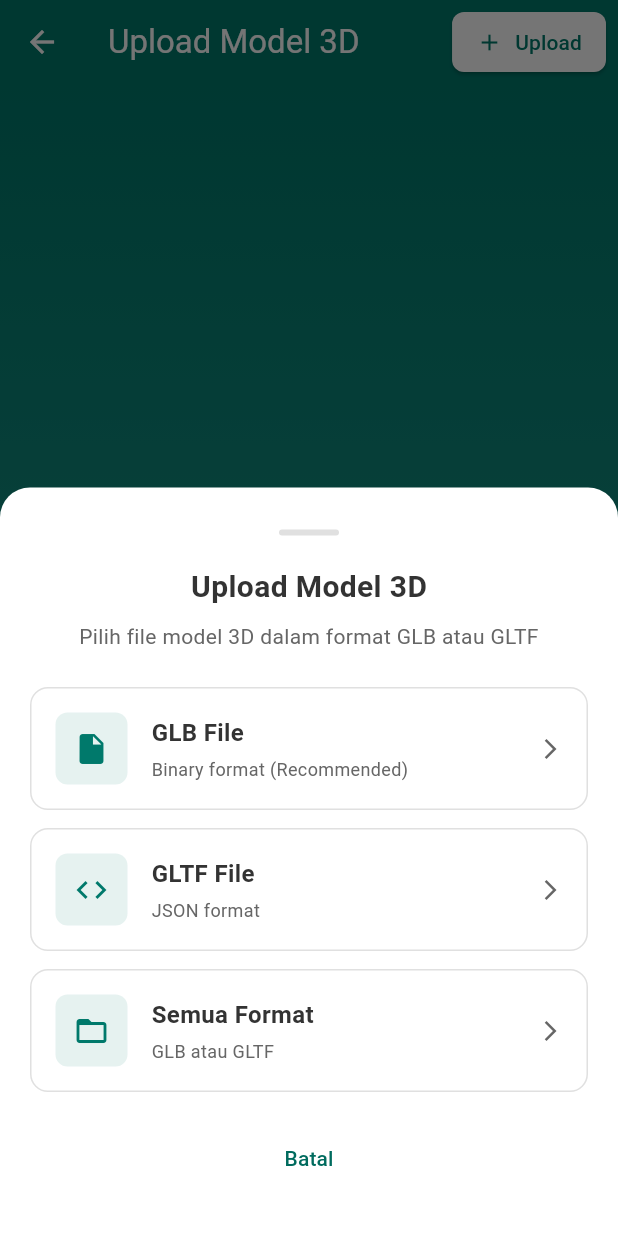
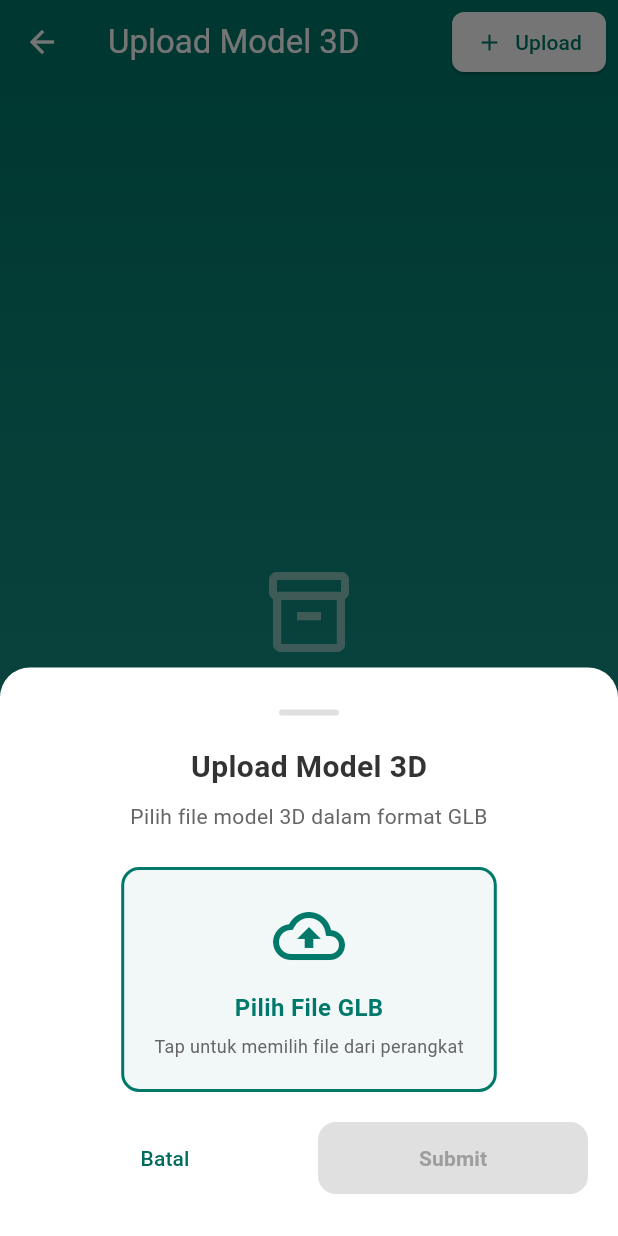
Before and after one commit to alvinda0/AR-Fashion, a Flutter app: the UploadModelScreen screen opened directly, after a tap on "Upload", on a phone screen of 412 x 824 dp. Run offline on Flutter 3.47's test engine with Material 3 defaults, Android fonts, the phone set to English and light mode, and no system bars; our stand-ins replace camera, file_picker, permission_handler, shared_preferences, supabase_flutter; missing offline and left inert: google_ml_kit, model_viewer_plus; accounts and stored records are empty.

Commit message:
feat upload file glb

```diff
--- a/lib/screens/upload_model_screen.dart
+++ b/lib/screens/upload_model_screen.dart
@@ -125,6 +125,11 @@
   }
 
   void _showUploadOptions() {
+    // Tampilkan popup untuk pilih file GLB
+    _showUploadDialog();
+  }
+
+  Future<void> _showUploadDialog() async {
     final screenSize = MediaQuery.of(context).size;
     final isTablet = screenSize.width > 600;
 
@@ -132,196 +137,18 @@
       context: context,
       backgroundColor: Colors.transparent,
       isScrollControlled: true,
-      builder: (context) => Container(
-        decoration: const BoxDecoration(
-          color: Colors.white,
-          borderRadius: BorderRadius.only(
-            topLeft: Radius.circular(20),
-            topRight: Radius.circular(20),
-          ),
-        ),
-        child: SafeArea(
-          child: Padding(
-            padding: EdgeInsets.symmetric(
-              horizontal: isTablet ? 32 : 20,
-              vertical: isTablet ? 24 : 16,
-            ),
-            child: Column(
-              mainAxisSize: MainAxisSize.min,
-              children: [
-                SizedBox(height: isTablet ? 16 : 12),
-                Container(
-                  width: isTablet ? 60 : 40,
-                  height: isTablet ? 6 : 4,
-                  decoration: BoxDecoration(
-                    color: Colors.grey[300],
-                    borderRadius: BorderRadius.circular(3),
-                  ),
-                ),
-                SizedBox(height: isTablet ? 28 : 20),
-                Text(
-                  'Upload Model 3D',
-                  style: TextStyle(
-                    fontSize: isTablet ? 24 : 20,
-                    fontWeight: FontWeight.bold,
-                    color: const Color(0xFF333333),
-                  ),
-                ),
-                SizedBox(height: isTablet ? 12 : 8),
-                Text(
-                  'Pilih file model 3D dalam format GLB atau GLTF',
-                  style: TextStyle(
-                    fontSize: isTablet ? 16 : 14,
-                    color: const Color(0xFF666666),
-                  ),
-                  textAlign: TextAlign.center,
-                ),
-                SizedBox(height: isTablet ? 32 : 24),
-                _buildUploadOption(
-                  icon: Icons.insert_drive_file,
-                  title: 'GLB File',
-                  subtitle: 'Binary format (Recommended)',
-                  onTap: () {
-                    Navigator.pop(context);
-                    _pickAndUploadModel(['glb']);
-                  },
-                  isTablet: isTablet,
-                ),
-                SizedBox(height: isTablet ? 16 : 12),
-                _buildUploadOption(
-                  icon: Icons.code,
-                  title: 'GLTF File',
-                  subtitle: 'JSON format',
-                  onTap: () {
-                    Navigator.pop(context);
-                    _pickAndUploadModel(['gltf']);
-                  },
-                  isTablet: isTablet,
-                ),
-                SizedBox(height: isTablet ? 16 : 12),
-                _buildUploadOption(
-                  icon: Icons.folder_open,
-                  title: 'Semua Format',
-                  subtitle: 'GLB atau GLTF',
-                  onTap: () {
-                    Navigator.pop(context);
-                    _pickAndUploadModel(['glb', 'gltf']);
-                  },
-                  isTablet: isTablet,
-                ),
-                SizedBox(height: isTablet ? 28 : 20),
-                SizedBox(
-                  width: double.infinity,
-                  child: TextButton(
-                    onPressed: () => Navigator.pop(context),
-                    style: TextButton.styleFrom(
-                      minimumSize: Size(double.infinity, isTablet ? 56 : 48),
-                      shape: RoundedRectangleBorder(
-                        borderRadius: BorderRadius.circular(12),
-                      ),
-                    ),
-                    child: Text(
-                      'Batal',
-                      style: TextStyle(
-                        fontSize: isTablet ? 16 : 14,
-                      ),
-                    ),
-                  ),
-                ),
-                SizedBox(height: isTablet ? 16 : 12),
-              ],
-            ),
-          ),
-        ),
+      builder: (context) => _UploadDialogContent(
+        isTablet: isTablet,
+        onFileSelected: (file, fileName) async {
+          Navigator.pop(context);
+          await _uploadSelectedFile(file, fileName);
+        },
       ),
     );
   }
 
-  Widget _buildUploadOption({
-    required IconData icon,
-    required String title,
-    required String subtitle,
-    required VoidCallback onTap,
-    required bool isTablet,
-  }) {
-    final iconSize = isTablet ? 56.0 : 48.0;
-    final titleSize = isTablet ? 18.0 : 16.0;
-    final subtitleSize = isTablet ? 14.0 : 12.0;
-    final arrowSize = isTablet ? 20.0 : 16.0;
-
-    return InkWell(
-      onTap: onTap,
-      borderRadius: BorderRadius.circular(12),
-      child: Container(
-        padding: EdgeInsets.all(isTablet ? 20 : 16),
-        decoration: BoxDecoration(
-          border: Border.all(color: Colors.grey[300]!),
-          borderRadius: BorderRadius.circular(12),
-        ),
-        child: Row(
-          children: [
-            Container(
-              width: iconSize,
-              height: iconSize,
-              decoration: BoxDecoration(
-                color: const Color(0xFF00796B).withValues(alpha: 0.1),
-                borderRadius: BorderRadius.circular(8),
-              ),
-              child: Icon(
-                icon,
-                color: const Color(0xFF00796B),
-                size: iconSize * 0.5,
-              ),
-            ),
-            SizedBox(width: isTablet ? 20 : 16),
-            Expanded(
-              child: Column(
-                crossAxisAlignment: CrossAxisAlignment.start,
-                children: [
-                  Text(
-                    title,
-                    style: TextStyle(
-                      fontSize: titleSize,
-                      fontWeight: FontWeight.bold,
-                      color: const Color(0xFF333333),
-                    ),
-                  ),
-                  SizedBox(height: isTablet ? 6 : 4),
-                  Text(
-                    subtitle,
-                    style: TextStyle(
-                      fontSize: subtitleSize,
-                      color: const Color(0xFF666666),
-                    ),
-                  ),
-                ],
-              ),
-            ),
-            Icon(
-              Icons.arrow_forward_ios,
-              size: arrowSize,
-              color: const Color(0xFF666666),
-            ),
-          ],
-        ),
-      ),
-    );
-  }
-
-  Future<void> _pickAndUploadModel(List<String> extensions) async {
+  Future<void> _uploadSelectedFile(File file, String fileName) async {
     try {
-      // Pick GLB/GLTF file
-      final result = await FilePicker.platform.pickFiles(
-        type: FileType.custom,
-        allowedExtensions: extensions,
-      );
-
-      if (result == null || result.files.isEmpty) {
-        return;
-      }
-
-      final file = File(result.files.single.path!);
-      final fileName = result.files.single.name;
       final fileSize = await file.length();
 
       // Show dialog to enter model details
@@ -437,7 +264,7 @@
         _showErrorDialog('Error uploading to Supabase: $e');
       }
     } catch (e) {
-      _showErrorDialog('Error picking file: $e');
+      _showErrorDialog('Error processing file: $e');
     }
   }
 
@@ -1035,3 +862,313 @@
     );
   }
 }
+
+// Widget untuk dialog upload dengan preview file
+class _UploadDialogContent extends StatefulWidget {
+  final bool isTablet;
+  final Function(File file, String fileName) onFileSelected;
+
+  const _UploadDialogContent({
+    required this.isTablet,
+    required this.onFileSelected,
+  });
+
+  @override
+  State<_UploadDialogContent> createState() => _UploadDialogContentState();
+}
+
+class _UploadDialogContentState extends State<_UploadDialogContent> {
+  File? _selectedFile;
+  String? _selectedFileName;
+  int? _fileSize;
+
+  Future<void> _pickFile() async {
+    try {
+      final result = await FilePicker.platform.pickFiles(
+        type: FileType.any,
+        allowMultiple: false,
+      );
+
+      if (result == null || result.files.isEmpty) {
+        return;
+      }
+
+      final file = File(result.files.single.path!);
+      final fileName = result.files.single.name;
+
+      // Validasi ekstensi file harus .glb
+      if (!fileName.toLowerCase().endsWith('.glb')) {
+        if (mounted) {
+          ScaffoldMessenger.of(context).showSnackBar(
+            const SnackBar(
+              content: Text('Hanya file GLB yang diperbolehkan'),
+              backgroundColor: Colors.red,
+            ),
+          );
+        }
+        return;
+      }
+
+      final fileSize = await file.length();
+
+      setState(() {
+        _selectedFile = file;
+        _selectedFileName = fileName;
+        _fileSize = fileSize;
+      });
+    } catch (e) {
+      if (mounted) {
+        ScaffoldMessenger.of(context).showSnackBar(
+          SnackBar(
+            content: Text('Error memilih file: $e'),
+            backgroundColor: Colors.red,
+          ),
+        );
+      }
+    }
+  }
+
+  String _formatFileSize(int bytes) {
+    if (bytes < 1024) return '$bytes B';
+    if (bytes < 1024 * 1024) return '${(bytes / 1024).toStringAsFixed(2)} KB';
+    return '${(bytes / (1024 * 1024)).toStringAsFixed(2)} MB';
+  }
+
+  @override
+  Widget build(BuildContext context) {
+    return Container(
+      decoration: const BoxDecoration(
+        color: Colors.white,
+        borderRadius: BorderRadius.only(
+          topLeft: Radius.circular(20),
+          topRight: Radius.circular(20),
+        ),
+      ),
+      child: SafeArea(
+        child: Padding(
+          padding: EdgeInsets.symmetric(
+            horizontal: widget.isTablet ? 32 : 20,
+            vertical: widget.isTablet ? 24 : 16,
+          ),
+          child: Column(
+            mainAxisSize: MainAxisSize.min,
+            children: [
+              SizedBox(height: widget.isTablet ? 16 : 12),
+              Container(
+                width: widget.isTablet ? 60 : 40,
+                height: widget.isTablet ? 6 : 4,
+                decoration: BoxDecoration(
+                  color: Colors.grey[300],
+                  borderRadius: BorderRadius.circular(3),
+                ),
+              ),
+              SizedBox(height: widget.isTablet ? 28 : 20),
+              Text(
+                'Upload Model 3D',
+                style: TextStyle(
+                  fontSize: widget.isTablet ? 24 : 20,
+                  fontWeight: FontWeight.bold,
+                  color: const Color(0xFF333333),
+                ),
+              ),
+              SizedBox(height: widget.isTablet ? 12 : 8),
+              Text(
+                'Pilih file model 3D dalam format GLB',
+                style: TextStyle(
+                  fontSize: widget.isTablet ? 16 : 14,
+                  color: const Color(0xFF666666),
+                ),
+                textAlign: TextAlign.center,
+              ),
+              SizedBox(height: widget.isTablet ? 32 : 24),
+
+              // File picker button atau preview file
+              if (_selectedFile == null)
+                InkWell(
+                  onTap: _pickFile,
+                  borderRadius: BorderRadius.circular(12),
+                  child: Container(
+                    padding: EdgeInsets.all(widget.isTablet ? 24 : 20),
+                    decoration: BoxDecoration(
+                      border: Border.all(
+                        color: const Color(0xFF00796B),
+                        width: 2,
+                        style: BorderStyle.solid,
+                      ),
+                      borderRadius: BorderRadius.circular(12),
+                      color: const Color(0xFF00796B).withValues(alpha: 0.05),
+                    ),
+                    child: Column(
+                      children: [
+                        Icon(
+                          Icons.cloud_upload_outlined,
+                          size: widget.isTablet ? 64 : 48,
+                          color: const Color(0xFF00796B),
+                        ),
+                        SizedBox(height: widget.isTablet ? 16 : 12),
+                        Text(
+                          'Pilih File GLB',
+                          style: TextStyle(
+                            fontSize: widget.isTablet ? 18 : 16,
+                            fontWeight: FontWeight.bold,
+                            color: const Color(0xFF00796B),
+                          ),
+                        ),
+                        SizedBox(height: widget.isTablet ? 8 : 6),
+                        Text(
+                          'Tap untuk memilih file dari perangkat',
+                          style: TextStyle(
+                            fontSize: widget.isTablet ? 14 : 12,
+                            color: const Color(0xFF666666),
+                          ),
+                        ),
+                      ],
+                    ),
+                  ),
+                )
+              else
+                Container(
+                  padding: EdgeInsets.all(widget.isTablet ? 20 : 16),
+                  decoration: BoxDecoration(
+                    border: Border.all(color: Colors.grey[300]!),
+                    borderRadius: BorderRadius.circular(12),
+                    color: Colors.grey[50],
+                  ),
+                  child: Column(
+                    children: [
+                      Row(
+                        children: [
+                          Container(
+                            width: widget.isTablet ? 56 : 48,
+                            height: widget.isTablet ? 56 : 48,
+                            decoration: BoxDecoration(
+                              color: const Color(0xFF00796B).withValues(alpha: 0.1),
+                              borderRadius: BorderRadius.circular(8),
+                            ),
+                            child: Icon(
+                              Icons.insert_drive_file,
+                              color: const Color(0xFF00796B),
+                              size: widget.isTablet ? 32 : 24,
+                            ),
+                          ),
+                          SizedBox(width: widget.isTablet ? 16 : 12),
+                          Expanded(
+                            child: Column(
+                              crossAxisAlignment: CrossAxisAlignment.start,
+                              children: [
+                                Text(
+                                  _selectedFileName!,
+                                  style: TextStyle(
+                                    fontSize: widget.isTablet ? 16 : 14,
+                                    fontWeight: FontWeight.bold,
+                                    color: const Color(0xFF333333),
+                                  ),
+                                  maxLines: 2,
+                                  overflow: TextOverflow.ellipsis,
+                                ),
+                                SizedBox(height: widget.isTablet ? 6 : 4),
+                                Text(
+                                  _formatFileSize(_fileSize!),
+                                  style: TextStyle(
+                                    fontSize: widget.isTablet ? 14 : 12,
+                                    color: const Color(0xFF666666),
+                                  ),
+                                ),
+                              ],
+                            ),
+                          ),
+                          IconButton(
+                            icon: const Icon(Icons.close),
+                            color: Colors.red,
+                            onPressed: () {
+                              setState(() {
+                                _selectedFile = null;
+                                _selectedFileName = null;
+                                _fileSize = null;
+                              });
+                            },
+                          ),
+                        ],
+                      ),
+                      SizedBox(height: widget.isTablet ? 16 : 12),
+                      Row(
+                        children: [
+                          Icon(
+                            Icons.check_circle,
+                            color: Colors.green,
+                            size: widget.isTablet ? 20 : 16,
+                          ),
+                          SizedBox(width: widget.isTablet ? 8 : 6),
+                          Text(
+                            'File siap diupload',
+                            style: TextStyle(
+                              fontSize: widget.isTablet ? 14 : 12,
+                              color: Colors.green,
+                              fontWeight: FontWeight.w500,
+                            ),
+                          ),
+                        ],
+                      ),
+                    ],
+                  ),
+                ),
+
+              SizedBox(height: widget.isTablet ? 28 : 20),
+
+              // Buttons
+              Row(
+                children: [
+                  Expanded(
+                    child: TextButton(
+                      onPressed: () => Navigator.pop(context),
+                      style: TextButton.styleFrom(
+                        minimumSize: Size(double.infinity, widget.isTablet ? 56 : 48),
+                        shape: RoundedRectangleBorder(
+                          borderRadius: BorderRadius.circular(12),
+                        ),
+                      ),
+                      child: Text(
+                        'Batal',
+                        style: TextStyle(
+                          fontSize: widget.isTablet ? 16 : 14,
+                        ),
+                      ),
+                    ),
+                  ),
+                  SizedBox(width: widget.isTablet ? 16 : 12),
+                  Expanded(
+                    child: ElevatedButton(
+                      onPressed: _selectedFile == null
+                          ? null
+                          : () {
+                              widget.onFileSelected(_selectedFile!, _selectedFileName!);
+                            },
+                      style: ElevatedButton.styleFrom(
+                        backgroundColor: const Color(0xFF00796B),
+                        foregroundColor: Colors.white,
+                        minimumSize: Size(double.infinity, widget.isTablet ? 56 : 48),
+                        shape: RoundedRectangleBorder(
+                          borderRadius: BorderRadius.circular(12),
+                        ),
+                        disabledBackgroundColor: Colors.grey[300],
+                        disabledForegroundColor: Colors.grey[500],
+                      ),
+                      child: Text(
+                        'Submit',
+                        style: TextStyle(
+                          fontSize: widget.isTablet ? 16 : 14,
+                          fontWeight: FontWeight.bold,
+                        ),
+                      ),
+                    ),
+                  ),
+                ],
+              ),
+              SizedBox(height: widget.isTablet ? 16 : 12),
+            ],
+          ),
+        ),
+      ),
+    );
+  }
+}
```
